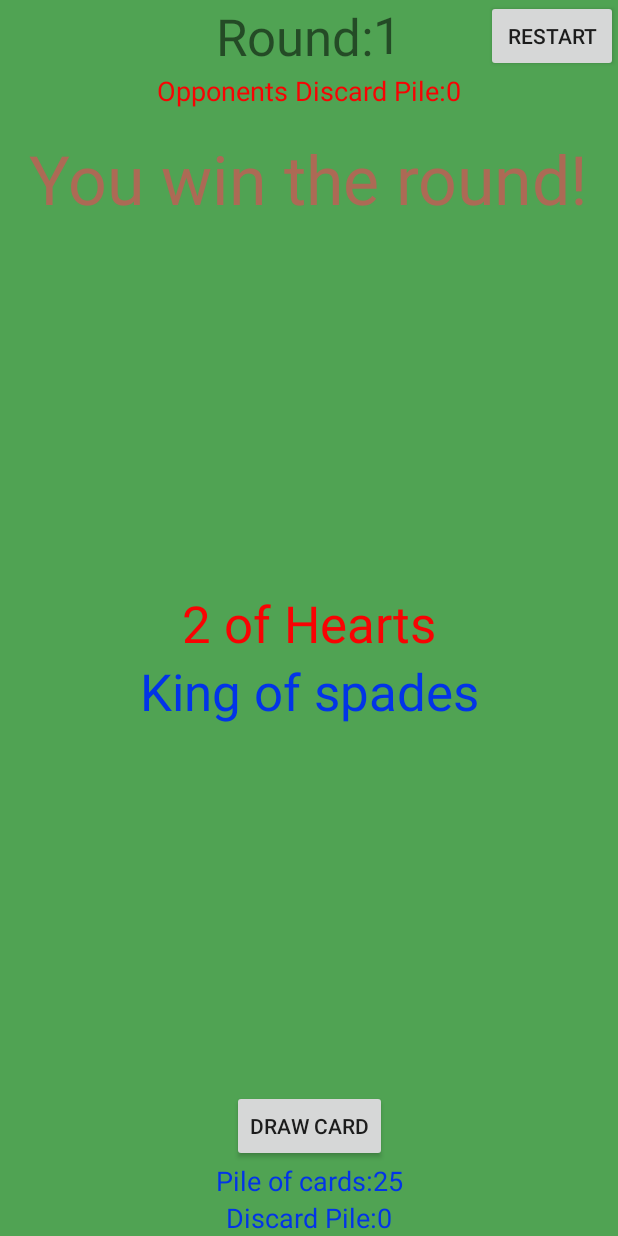
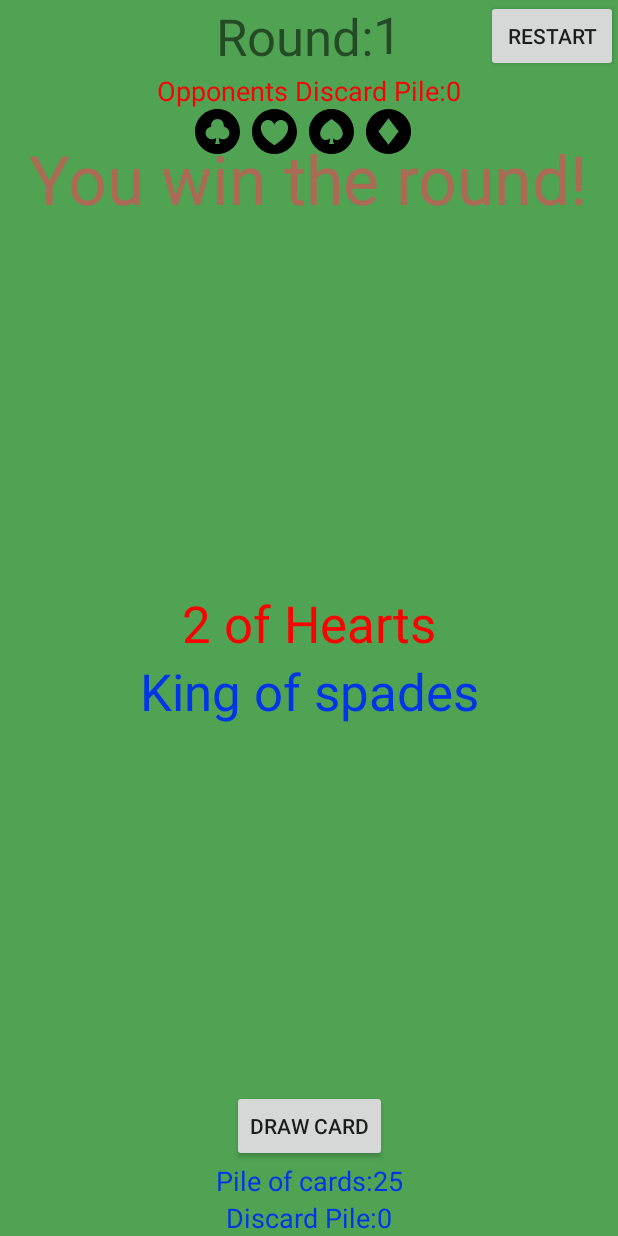
Before and after one commit to LordCid/CardGame, an Android app: the layout activity_main.xml on its own in the app's theme, with its tools: preview values and no code run, on a phone screen of 412 x 824 dp. Run offline under Robolectric (Android 15) with nearby library versions, the phone set to English and light mode, and no system bars.

Commit message:
added suit icons

```diff
--- /dev/null
+++ b/app/src/main/res/drawable/ic_chip_con_club.xml
@@ -0,0 +1,9 @@
+<vector xmlns:android="http://schemas.android.com/apk/res/android"
+    android:width="296.473dp"
+    android:height="296.473dp"
+    android:viewportWidth="296.473"
+    android:viewportHeight="296.473">
+  <path
+      android:fillColor="#FF000000"
+      android:pathData="M148.237,0C66.368,0 0.001,66.367 0.001,148.236s66.367,148.236 148.236,148.236c81.867,0 148.234,-66.367 148.234,-148.236S230.105,0 148.237,0zM184.958,199.929c-10.663,0 -20.38,-4.012 -27.757,-10.593c0.548,13.68 2.357,32.038 7.868,41.9h-33.666c5.511,-9.861 7.32,-28.219 7.867,-41.897c-7.377,6.579 -17.093,10.59 -27.756,10.59c-23.055,0 -41.744,-18.69 -41.744,-41.746c0,-21.685 16.533,-39.502 37.681,-41.545c-0.659,-2.946 -1.019,-6.006 -1.019,-9.15c0,-23.056 18.689,-41.745 41.746,-41.745c23.055,0 41.744,18.689 41.744,41.745c0,3.142 -0.358,6.198 -1.017,9.142c21.202,1.99 37.796,19.83 37.796,41.554C226.702,181.238 208.013,199.929 184.958,199.929z"/>
+</vector>
--- /dev/null
+++ b/app/src/main/res/drawable/ic_pieza_de_poquer_de_corazon.xml
@@ -0,0 +1,9 @@
+<vector xmlns:android="http://schemas.android.com/apk/res/android"
+    android:width="296.472dp"
+    android:height="296.472dp"
+    android:viewportWidth="296.472"
+    android:viewportHeight="296.472">
+  <path
+      android:fillColor="#FF000000"
+      android:pathData="M148.237,0C66.368,0 0,66.367 0,148.235c0,81.869 66.367,148.236 148.236,148.236c81.867,0 148.234,-66.367 148.234,-148.236C296.471,66.367 230.104,0 148.237,0zM148.236,239.217c-127,-81.04 -91.78,-153.231 -58.15,-163.982c28.343,-9.059 52.715,8.4 58.15,31.099c5.436,-22.698 29.808,-40.157 58.15,-31.099C240.016,85.985 275.236,158.177 148.236,239.217z"/>
+</vector>
--- /dev/null
+++ b/app/src/main/res/drawable/ic_pieza_de_poquer_de_diamantes.xml
@@ -0,0 +1,9 @@
+<vector xmlns:android="http://schemas.android.com/apk/res/android"
+    android:width="296.473dp"
+    android:height="296.473dp"
+    android:viewportWidth="296.473"
+    android:viewportHeight="296.473">
+  <path
+      android:fillColor="#FF000000"
+      android:pathData="M292.676,114.759c-0.552,-2.391 -1.161,-4.759 -1.827,-7.104c-1.665,-5.862 -3.682,-11.576 -6.026,-17.118c-0.938,-2.217 -1.927,-4.406 -2.968,-6.566c-0.52,-1.08 -1.054,-2.153 -1.6,-3.219C255.7,32.811 205.8,0 148.237,0h-0.001h-0.001C90.673,0 40.772,32.811 16.218,80.751c-0.546,1.065 -1.079,2.139 -1.6,3.219c-1.561,3.24 -3.008,6.546 -4.335,9.912c-1.77,4.487 -3.327,9.083 -4.659,13.772c-0.666,2.346 -1.275,4.714 -1.827,7.104c-2.483,10.759 -3.796,21.965 -3.796,33.478s1.313,22.719 3.796,33.478c0.552,2.391 1.161,4.759 1.827,7.104c1.332,4.689 2.89,9.285 4.659,13.773c1.327,3.366 2.774,6.672 4.335,9.912c0.521,1.08 1.054,2.153 1.6,3.219c24.555,47.94 74.455,80.751 132.018,80.751h0.001h0.001c57.563,0 107.463,-32.81 132.018,-80.751c0.546,-1.065 1.079,-2.139 1.6,-3.219c1.041,-2.16 2.03,-4.35 2.968,-6.566c2.345,-5.542 4.361,-11.256 6.026,-17.118c0.666,-2.346 1.275,-4.714 1.827,-7.104c2.483,-10.759 3.796,-21.965 3.796,-33.478S295.159,125.518 292.676,114.759zM214.736,148.236l-66.5,87.334l-66.5,-87.334l66.5,-87.334L214.736,148.236z"/>
+</vector>
--- /dev/null
+++ b/app/src/main/res/drawable/ic_pieza_de_poquer_de_espadas.xml
@@ -0,0 +1,9 @@
+<vector xmlns:android="http://schemas.android.com/apk/res/android"
+    android:width="296.473dp"
+    android:height="296.473dp"
+    android:viewportWidth="296.473"
+    android:viewportHeight="296.473">
+  <path
+      android:fillColor="#FF000000"
+      android:pathData="M148.237,0C66.368,0 0.001,66.367 0.001,148.236s66.367,148.236 148.236,148.236c81.867,0 148.234,-66.367 148.234,-148.236S230.104,0 148.237,0zM196.489,202.12c-15.776,5.042 -30.059,0.176 -39.122,-9.254c0.711,13.167 2.653,29.335 7.702,38.37h-33.666c5.049,-9.035 6.991,-25.202 7.702,-38.369c-9.063,9.43 -23.347,14.295 -39.121,9.253c-27.906,-8.921 -57.13,-68.825 48.253,-136.071C253.619,133.295 224.395,193.199 196.489,202.12z"/>
+</vector>
--- a/app/src/main/res/layout/activity_main.xml
+++ b/app/src/main/res/layout/activity_main.xml
@@ -51,7 +51,7 @@
         android:layout_width="match_parent"
         android:layout_height="wrap_content"
         app:layout_constraintTop_toBottomOf="@id/round_area"
-        app:layout_constraintBottom_toTopOf="@id/winner_tv">
+        app:layout_constraintBottom_toTopOf="@id/suit_prio_area">
 
         <TextView
             android:id="@+id/dis_op_lbl_tv"
@@ -80,6 +80,62 @@
 
     </androidx.constraintlayout.widget.ConstraintLayout>
 
+    <androidx.constraintlayout.widget.ConstraintLayout
+        android:id="@+id/suit_prio_area"
+        android:layout_width="match_parent"
+        android:layout_height="wrap_content"
+        app:layout_constraintTop_toBottomOf="@id/opponents_area"
+        app:layout_constraintBottom_toTopOf="@id/winner_tv">
+
+        <ImageView
+            android:id="@+id/prio1"
+            android:layout_width="30dp"
+            android:layout_height="30dp"
+            android:layout_marginEnd="@dimen/margin_padding_size_small"
+            app:layout_constraintHorizontal_chainStyle="packed"
+            app:layout_constraintStart_toStartOf="parent"
+            app:layout_constraintEnd_toStartOf="@id/prio2"
+            app:layout_constraintTop_toTopOf="parent"
+            app:layout_constraintBottom_toBottomOf="parent"
+            tools:src="@drawable/ic_chip_con_club"
+            />
+
+        <ImageView
+            android:id="@+id/prio2"
+            android:layout_width="30dp"
+            android:layout_height="30dp"
+            android:layout_marginEnd="@dimen/margin_padding_size_small"
+            app:layout_constraintStart_toEndOf="@id/prio1"
+            app:layout_constraintEnd_toStartOf="@id/prio3"
+            app:layout_constraintTop_toTopOf="parent"
+            app:layout_constraintBottom_toBottomOf="parent"
+            tools:src="@drawable/ic_pieza_de_poquer_de_corazon"
+            />
+
+        <ImageView
+            android:id="@+id/prio3"
+            android:layout_width="30dp"
+            android:layout_height="30dp"
+            android:layout_marginEnd="@dimen/margin_padding_size_small"
+            app:layout_constraintStart_toEndOf="@id/prio2"
+            app:layout_constraintEnd_toStartOf="@id/prio4"
+            app:layout_constraintTop_toTopOf="parent"
+            app:layout_constraintBottom_toBottomOf="parent"
+            tools:src="@drawable/ic_pieza_de_poquer_de_espadas"
+            />
+
+        <ImageView
+            android:id="@+id/prio4"
+            android:layout_width="30dp"
+            android:layout_height="30dp"
+            android:layout_marginEnd="@dimen/margin_padding_size_small"
+            app:layout_constraintStart_toEndOf="@id/prio3"
+            app:layout_constraintEnd_toEndOf="parent"
+            app:layout_constraintTop_toTopOf="parent"
+            app:layout_constraintBottom_toBottomOf="parent"
+            tools:src="@drawable/ic_pieza_de_poquer_de_diamantes"
+            />
+    </androidx.constraintlayout.widget.ConstraintLayout>
 
     <TextView
         android:id="@+id/winner_tv"
```
